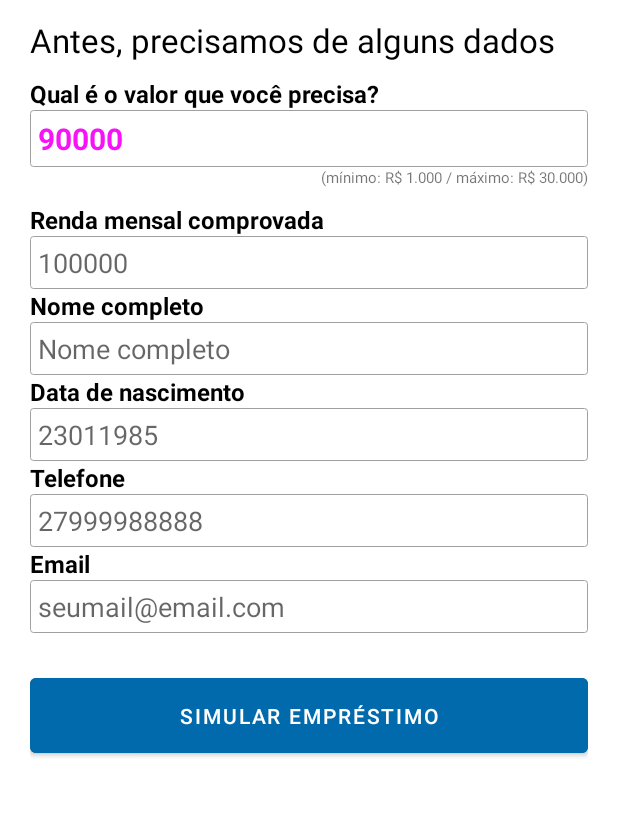
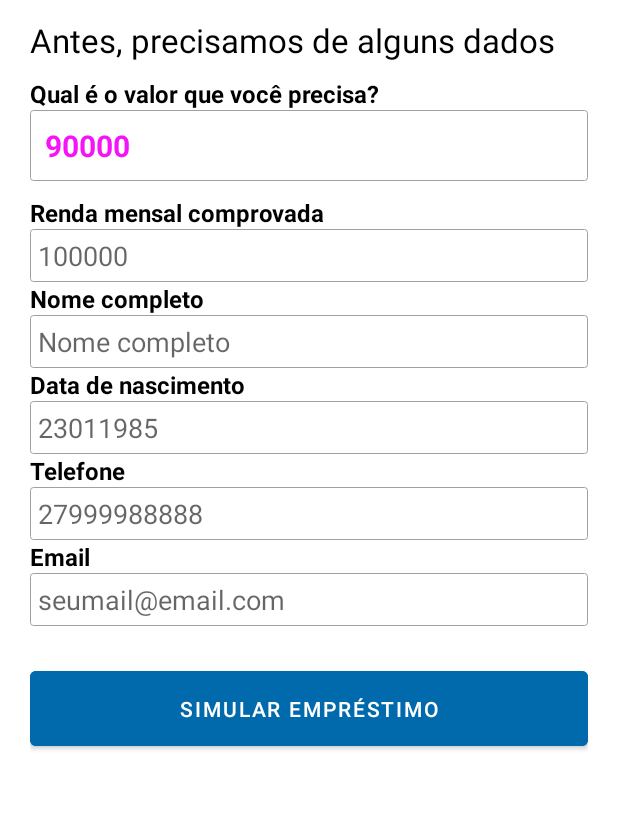
Before and after one commit to fabianafarias/credito-pra-todes, an Android app: the Activity3 screen opened directly, with no data from a screen before it, on a phone screen of 412 x 824 dp, the part 84-901 px from its top. Run offline under Robolectric (Android 15) with nearby library versions, the phone set to English and light mode, and no system bars; libraries missing offline, so code that uses them is left out: br.com.sapereaude; plain views replace MaskedEditText; 6 statements that could not run were skipped.

Commit message:
Mais alguns ajustes no layout.

```diff
--- a/app/src/main/res/layout/activity_3.xml
+++ b/app/src/main/res/layout/activity_3.xml
@@ -15,7 +15,8 @@
         android:layout_height="wrap_content"
         android:layout_marginTop="48dp"
         android:padding="20dp"
-        android:orientation="vertical" >
+        android:orientation="vertical"
+        android:background="@android:color/transparent" >
 
         <TextView
             android:id="@+id/tv_title_activity_simulation"
@@ -41,7 +42,8 @@
             android:layout_width="match_parent"
             android:layout_height="wrap_content"
             android:hint="90000"
-            android:padding="5dp"
+            android:padding="10dp"
+            android:layout_marginBottom="10dp"
             android:textSize="20sp"
             android:textStyle="bold"
             android:textColorHint="@color/pink_500"
@@ -50,15 +52,6 @@
             app:keep_hint="true"
             android:background="@drawable/background"
             app:mask="R$ #.###" />
-
-        <TextView
-            android:id="@+id/tv_hint_value"
-            android:layout_width="match_parent"
-            android:layout_height="wrap_content"
-            android:paddingBottom="10dp"
-            android:text="(mínimo: R$ 1.000 / máximo: R$ 30.000)"
-            android:textSize="10sp"
-            android:textAlignment="viewEnd" />
 
         <TextView
             android:id="@+id/tv_renda"
@@ -159,7 +152,8 @@
             android:hint="@string/insira_seu_email"
             android:background="@drawable/background"
             android:inputType="textEmailAddress"
-            android:maxLength="35" />
+            android:maxLength="35"
+            />
 
         <Button
                 android:id="@+id/btn_simulation"
```
